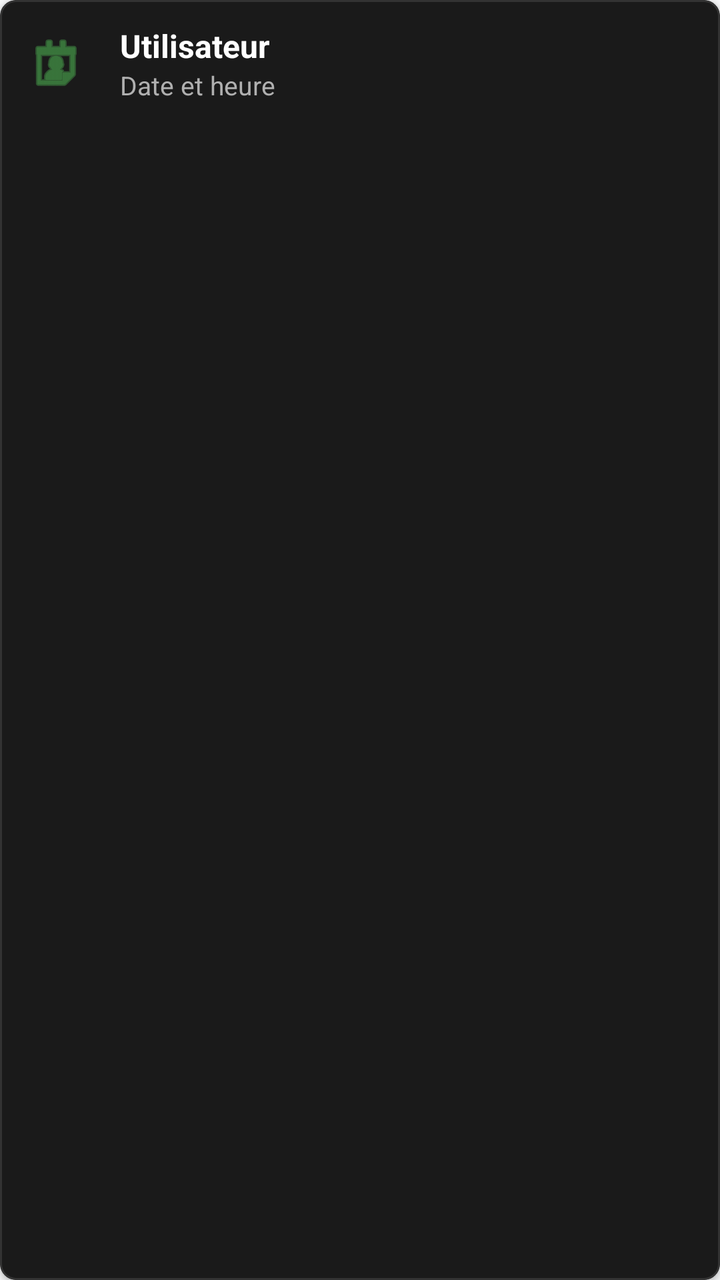
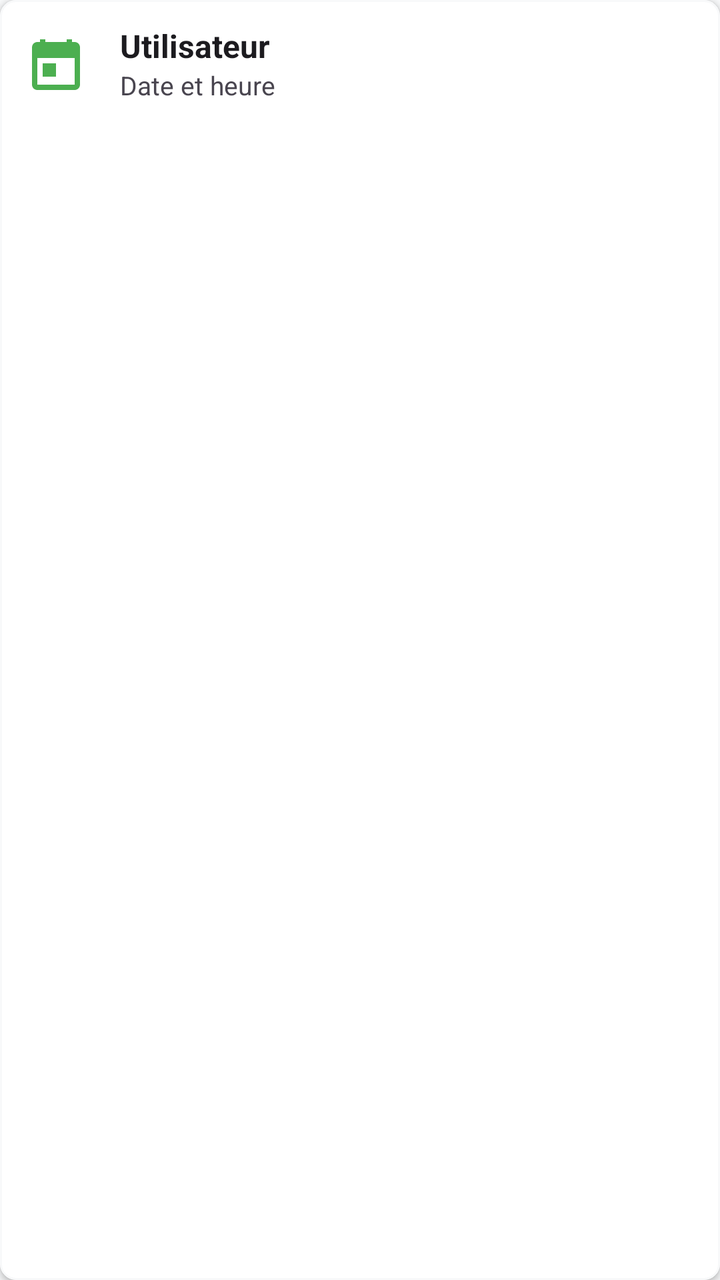

The first picture is an Android layout as it rendered before a commit; the second is the same layout after the commit. The layout source and the unified diff follow.
<!-- AndroidManifest.xml: application theme Theme.Poulailler_copilot -->
<!-- res/layout/item_login.xml -->
<?xml version="1.0" encoding="utf-8"?>
<com.google.android.material.card.MaterialCardView xmlns:android="http://schemas.android.com/apk/res/android"
    xmlns:app="http://schemas.android.com/apk/res-auto"
    android:layout_width="match_parent"
    android:layout_height="wrap_content"
    android:layout_marginBottom="8dp"
    app:cardBackgroundColor="#1A1A1A"
    app:cardCornerRadius="8dp"
    app:strokeColor="#333333"
    app:strokeWidth="1dp">

    <LinearLayout
        android:layout_width="match_parent"
        android:layout_height="wrap_content"
        android:orientation="horizontal"
        android:padding="12dp"
        android:gravity="center_vertical">

        <ImageView
            android:layout_width="32dp"
            android:layout_height="32dp"
            android:src="@android:drawable/ic_menu_my_calendar"
            app:tint="#4CAF50"
            android:contentDescription="Icône connexion" />

        <LinearLayout
            android:layout_width="0dp"
            android:layout_height="wrap_content"
            android:layout_weight="1"
            android:orientation="vertical"
            android:layout_marginStart="16dp">

            <TextView
                android:id="@+id/tvUsername"
                android:layout_width="wrap_content"
                android:layout_height="wrap_content"
                android:textColor="@color/white"
                android:textSize="16sp"
                android:textStyle="bold"
                android:text="Utilisateur"/>

            <TextView
                android:id="@+id/tvLoginTime"
                android:layout_width="wrap_content"
                android:layout_height="wrap_content"
                android:textColor="#B0B0B0"
                android:textSize="13sp"
                android:text="Date et heure"/>
        </LinearLayout>

    </LinearLayout>
</com.google.android.material.card.MaterialCardView>
<!-- resources referenced by this layout -->
<resources>
  <color name="white">#FFFFFFFF</color>
  <style name="Theme.Poulailler_copilot" parent="Theme.MaterialComponents.DayNight.NoActionBar">
          
          <item name="colorPrimary">@color/primary</item>
          <item name="colorPrimaryVariant">@color/primary_variant</item>
          <item name="colorOnPrimary">@color/white</item>
  
          
          <item name="colorSecondary">@color/secondary</item>
          <item name="colorSecondaryVariant">@color/secondary_variant</item>
          <item name="colorOnSecondary">@color/white</item>
  
          
          <item name="android:windowBackground">@color/background</item>
          <item name="colorSurface">@color/surface</item>
          <item name="colorOnSurface">@color/text_primary</item>
          <item name="colorOnSurfaceVariant">@color/text_secondary</item>
  
          
          <item name="android:textColorPrimary">@color/text_primary</item>
          <item name="android:textColorSecondary">@color/text_secondary</item>
  
          
          <item name="android:statusBarColor">?attr/colorPrimaryVariant</item>
  
          
          <item name="materialCardViewStyle">@style/Widget.App.CardView</item>
          <item name="shapeAppearanceLargeComponent">@style/ShapeAppearance.App.LargeComponent</item>
  
          
          <item name="materialAlertDialogTheme">@style/ThemeOverlay.App.MaterialAlertDialog</item>
          <item name="alertDialogTheme">@style/ThemeOverlay.App.MaterialAlertDialog</item>
      </style>
  <color name="primary">#006D3A</color>
  <color name="primary_variant">#004D22</color>
  <color name="secondary">#43A047</color>
  <color name="secondary_variant">#2E7D32</color>
  <color name="background">@color/off_white</color>
  <color name="surface">#FFFFFF</color>
  <color name="text_primary">#1C1B1F</color>
  <color name="text_secondary">#49454F</color>
  <style name="Widget.App.CardView" parent="Widget.MaterialComponents.CardView">
          <item name="cardElevation">2dp</item>
          <item name="cardCornerRadius">16dp</item>
          <item name="cardBackgroundColor">@color/surface</item>
          <item name="strokeWidth">0dp</item>
      </style>
  <style name="ShapeAppearance.App.LargeComponent" parent="ShapeAppearance.MaterialComponents.LargeComponent">
          <item name="cornerFamily">rounded</item>
          <item name="cornerSize">16dp</item>
      </style>
  <style name="ThemeOverlay.App.MaterialAlertDialog" parent="ThemeOverlay.MaterialComponents.MaterialAlertDialog">
          <item name="colorSurface">@color/surface</item>
          <item name="colorOnSurface">@color/text_primary</item>
          <item name="android:textColorPrimary">@color/text_primary</item>
      </style>
  <color name="off_white">#F8F9FA</color>
</resources>

<!-- the commit's change to res/layout/item_login.xml (unified diff, before → after) -->
@@ -4,9 +4,9 @@
     android:layout_width="match_parent"
     android:layout_height="wrap_content"
     android:layout_marginBottom="8dp"
-    app:cardBackgroundColor="#1A1A1A"
+    app:cardBackgroundColor="@color/surface"
     app:cardCornerRadius="8dp"
-    app:strokeColor="#333333"
+    app:strokeColor="@color/off_white"
     app:strokeWidth="1dp">
 
     <LinearLayout
@@ -19,7 +19,7 @@
         <ImageView
             android:layout_width="32dp"
             android:layout_height="32dp"
-            android:src="@android:drawable/ic_menu_my_calendar"
+            android:src="@drawable/ic_calendar"
             app:tint="#4CAF50"
             android:contentDescription="Icône connexion" />
 
@@ -34,7 +34,7 @@
                 android:id="@+id/tvUsername"
                 android:layout_width="wrap_content"
                 android:layout_height="wrap_content"
-                android:textColor="@color/white"
+                android:textColor="@color/text_primary"
                 android:textSize="16sp"
                 android:textStyle="bold"
                 android:text="Utilisateur"/>
@@ -43,7 +43,7 @@
                 android:id="@+id/tvLoginTime"
                 android:layout_width="wrap_content"
                 android:layout_height="wrap_content"
-                android:textColor="#B0B0B0"
+                android:textColor="@color/text_secondary"
                 android:textSize="13sp"
                 android:text="Date et heure"/>
         </LinearLayout>
<!-- resource entries referenced after the edit -->
@@ -41,6 +41,16 @@
   <color name="surface">#FFFFFF</color>
   <color name="text_primary">#1C1B1F</color>
   <color name="text_secondary">#49454F</color>
+  <!-- drawable ic_calendar (drawable) -->
+  <vector xmlns:android="http://schemas.android.com/apk/res/android"
+      android:width="24dp"
+      android:height="24dp"
+      android:viewportWidth="24"
+      android:viewportHeight="24">
+      <path
+          android:fillColor="#000000"
+          android:pathData="M19,4h-1V3h-2v1H8V3H6v1H5C3.89,4 3.01,4.9 3.01,6L3,20c0,1.1 0.89,2 2,2h14c1.1,0 2,-0.9 2,-2V6C21,4.9 20.1,4 19,4z M19,20H5V10h14V20z M7,12h5v5H7z"/>
+  </vector>
   <style name="Widget.App.CardView" parent="Widget.MaterialComponents.CardView">
           <item name="cardElevation">2dp</item>
           <item name="cardCornerRadius">16dp</item>
